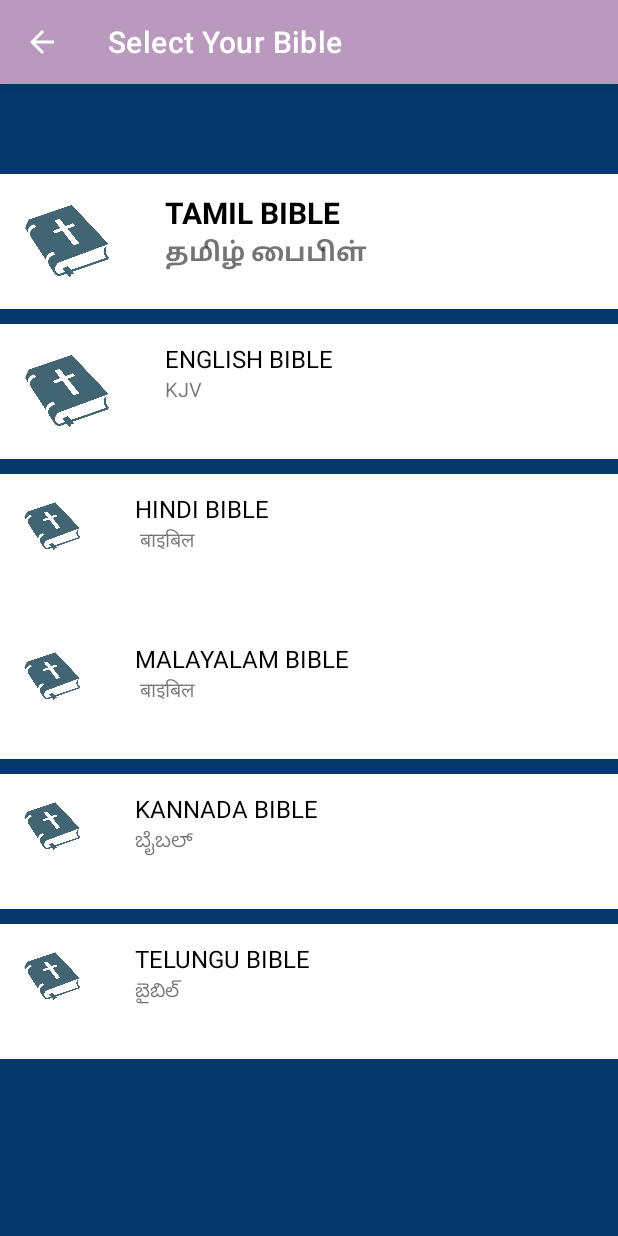
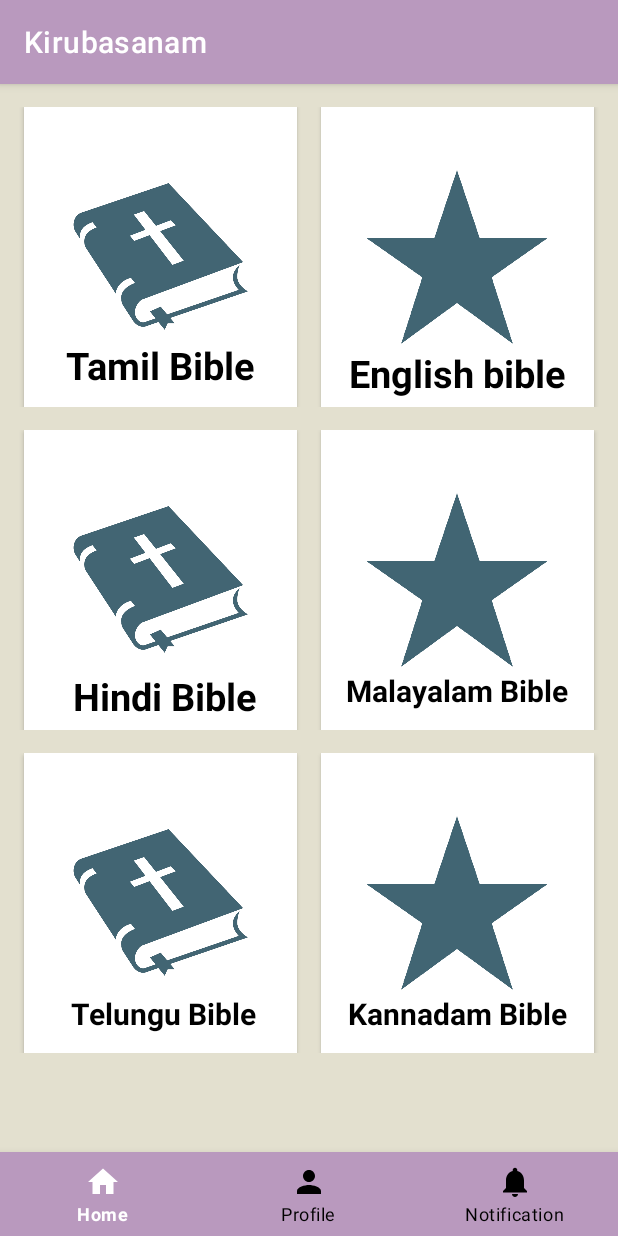
Before and after one commit to barbarian-vijin/kirubasanam4, an Android app: the screen it shows after launch (bibletypepage before the commit, bibleactivitypage after it), after a tap on an icon or button, on a phone screen of 412 x 824 dp. Run offline under Robolectric (Android 15) with nearby library versions, the phone set to English and light mode, and no system bars; libraries missing offline, so code that uses them is left out: com.viewpagerindicator; pictures from the network do not load; 4 statements that could not run were skipped.

Commit message:
bible activity page

```diff
--- a/app/src/main/java/com/example/kirubasanam/MainActivity.java
+++ b/app/src/main/java/com/example/kirubasanam/MainActivity.java
@@ -168,7 +168,7 @@ public class MainActivity extends AppCompatActivity {
             }
             //opening bible
             public void openbible() {
-                Intent intent = new Intent(this, bibletypepage.class);
+                Intent intent = new Intent(this, bibleactivitypage.class);
                 startActivity(intent);
             }
 
--- /dev/null
+++ b/app/src/main/java/com/example/kirubasanam/bibleactivitypage.java
@@ -0,0 +1,14 @@
+package com.example.kirubasanam;
+
+import androidx.appcompat.app.AppCompatActivity;
+
+import android.os.Bundle;
+
+public class bibleactivitypage extends AppCompatActivity {
+
+    @Override
+    protected void onCreate(Bundle savedInstanceState) {
+        super.onCreate(savedInstanceState);
+        setContentView(R.layout.activity_bibleactivitypage);
+    }
+}
--- a/app/src/main/java/com/example/kirubasanam/bibletypepage.java
+++ /dev/null
@@ -1,30 +0,0 @@
-package com.example.kirubasanam;
-
-import androidx.appcompat.app.AppCompatActivity;
-
-import android.content.Intent;
-import android.os.Bundle;
-import android.view.View;
-import android.widget.Button;
-
-public class bibletypepage extends AppCompatActivity {
-    private Button englishBible;
-    @Override
-    protected void onCreate(Bundle savedInstanceState) {
-        super.onCreate(savedInstanceState);
-        setContentView(R.layout.activity_bibletypepage);
-        getSupportActionBar().setTitle("Select Your Bible");
-        getSupportActionBar().setDisplayHomeAsUpEnabled(true);
-        englishBible = findViewById(R.id.btnEnglishbible);
-        englishBible.setOnClickListener(new View.OnClickListener() {
-            @Override
-            public void onClick(View v) {
-               openenglishbible();
-            }
-        });
-    }
-    private void openenglishbible() {
-        Intent intent = new Intent(this,Englishbible.class);
-        startActivity(intent);
-    }
-}
--- /dev/null
+++ b/app/src/main/res/layout/activity_bibleactivitypage.xml
@@ -0,0 +1,337 @@
+<?xml version="1.0" encoding="utf-8"?>
+<RelativeLayout xmlns:android="http://schemas.android.com/apk/res/android"
+    xmlns:app="http://schemas.android.com/apk/res-auto"
+    xmlns:tools="http://schemas.android.com/tools"
+    android:layout_width="match_parent"
+    android:layout_height="match_parent"
+    android:orientation="vertical"
+    android:background="#e3e0cf"
+    tools:context=".bibleactivitypage">
+
+
+<LinearLayout
+    android:layout_width="match_parent"
+    android:layout_height="match_parent"
+    android:orientation="vertical">
+
+    <LinearLayout
+        android:layout_marginTop="15dp"
+        android:layout_width="match_parent"
+        android:layout_height="200dp"
+        android:orientation="horizontal">
+
+        <androidx.cardview.widget.CardView
+            android:layout_width="0dp"
+            android:layout_height="200dp"
+            android:layout_marginLeft="16dp"
+            android:layout_marginRight="8dp"
+            android:layout_marginTop="0dp"
+            android:layout_weight="1"
+            app:cardCornerRadius="0dp">
+
+            <RelativeLayout
+                android:layout_width="match_parent"
+                android:layout_height="200dp">
+
+                <ImageView
+                    android:id="@+id/tamilbible"
+                    android:layout_width="120dp"
+                    android:layout_height="120dp"
+                    android:layout_centerInParent="true"
+                    android:src="@drawable/bible"></ImageView>
+
+                <TextView
+                    android:id="@+id/txttamilbible"
+                    android:layout_width="wrap_content"
+                    android:layout_height="wrap_content"
+                    android:layout_below="@+id/tamilbible"
+                    android:layout_centerInParent="true"
+                    android:layout_marginTop="-5dp"
+                    android:text="Tamil Bible"
+                    android:textColor="#000"
+                    android:textSize="25sp"
+                    android:textStyle="bold"></TextView>
+
+                <Button
+                    android:id="@+id/btntamilbible"
+                    android:layout_width="match_parent"
+                    android:layout_height="match_parent"
+                    android:background="@android:color/transparent"
+                    android:padding="20dp"></Button>
+
+
+            </RelativeLayout>
+
+
+        </androidx.cardview.widget.CardView>
+
+        <androidx.cardview.widget.CardView
+            android:layout_width="0dp"
+            android:layout_height="200dp"
+            android:layout_marginLeft="8dp"
+            android:layout_marginRight="16dp"
+            android:layout_weight="1"
+            app:cardCornerRadius="0dp"
+            android:layout_marginTop="0dp">
+
+            <RelativeLayout
+                android:layout_width="match_parent"
+                android:layout_height="match_parent"
+                >
+
+                <ImageView
+                    android:id="@+id/englishbible"
+                    android:layout_width="120dp"
+                    android:layout_height="120dp"
+                    android:layout_centerInParent="true"
+                    android:src="@drawable/favorites"></ImageView>
+
+                <TextView
+                    android:id="@+id/txtenglishbible"
+                    android:layout_width="wrap_content"
+                    android:layout_height="wrap_content"
+                    android:layout_below="@+id/englishbible"
+                    android:layout_centerInParent="true"
+                    android:layout_marginTop="0dp"
+                    android:text="English bible"
+                    android:textColor="#000"
+                    android:textSize="25sp"
+                    android:textStyle="bold"></TextView>
+
+                <Button
+                    android:id="@+id/btnenglishbible"
+                    android:layout_width="match_parent"
+                    android:layout_height="match_parent"
+                    android:background="@android:color/transparent"></Button>
+
+
+            </RelativeLayout>
+
+
+        </androidx.cardview.widget.CardView>
+
+
+
+
+
+
+    </LinearLayout>
+    <LinearLayout
+        android:layout_marginTop="15dp"
+        android:layout_width="match_parent"
+        android:layout_height="200dp"
+        android:orientation="horizontal">
+
+        <androidx.cardview.widget.CardView
+            android:layout_width="0dp"
+            android:layout_height="200dp"
+            android:layout_marginLeft="16dp"
+            android:layout_marginRight="8dp"
+            android:layout_marginTop="0dp"
+            android:layout_weight="1"
+            app:cardCornerRadius="0dp">
+
+            <RelativeLayout
+                android:layout_width="match_parent"
+                android:layout_height="200dp">
+
+                <ImageView
+                    android:id="@+id/hindibible"
+                    android:layout_width="120dp"
+                    android:layout_height="120dp"
+                    android:layout_centerInParent="true"
+                    android:src="@drawable/bible"></ImageView>
+
+                <TextView
+                    android:id="@+id/txthindibible"
+                    android:layout_width="wrap_content"
+                    android:layout_height="wrap_content"
+                    android:layout_below="@+id/hindibible"
+                    android:layout_centerInParent="true"
+                    android:layout_marginTop="0dp"
+                    android:text=" Hindi Bible"
+                    android:textColor="#000"
+                    android:textSize="25sp"
+                    android:textStyle="bold"></TextView>
+
+                <Button
+                    android:id="@+id/btnhindibible"
+                    android:layout_width="match_parent"
+                    android:layout_height="match_parent"
+                    android:background="@android:color/transparent"
+                    android:padding="20dp"></Button>
+
+
+            </RelativeLayout>
+
+
+        </androidx.cardview.widget.CardView>
+
+        <androidx.cardview.widget.CardView
+            android:layout_width="0dp"
+            android:layout_height="200dp"
+            android:layout_marginLeft="8dp"
+            android:layout_marginRight="16dp"
+            android:layout_weight="1"
+            app:cardCornerRadius="0dp"
+            android:layout_marginTop="0dp">
+
+            <RelativeLayout
+                android:layout_width="match_parent"
+                android:layout_height="match_parent"
+                >
+
+                <ImageView
+                    android:id="@+id/malayalambible"
+                    android:layout_width="120dp"
+                    android:layout_height="120dp"
+                    android:layout_centerInParent="true"
+                    android:src="@drawable/favorites"></ImageView>
+
+                <TextView
+                    android:id="@+id/txtmalayalambible"
+                    android:layout_width="wrap_content"
+                    android:layout_height="wrap_content"
+                    android:layout_below="@+id/malayalambible"
+                    android:layout_centerInParent="true"
+                    android:layout_marginTop="0dp"
+                    android:text="Malayalam Bible"
+                    android:textColor="#000"
+                    android:textSize="20sp"
+                    android:textStyle="bold"></TextView>
+
+                <Button
+                    android:id="@+id/btnmalayalambible"
+                    android:layout_width="match_parent"
+                    android:layout_height="match_parent"
+                    android:background="@android:color/transparent"></Button>
+
+
+            </RelativeLayout>
+
+
+        </androidx.cardview.widget.CardView>
+
+
+
+
+
+
+    </LinearLayout>
+    <LinearLayout
+        android:layout_marginTop="15dp"
+        android:layout_width="match_parent"
+        android:layout_height="200dp"
+        android:orientation="horizontal">
+
+        <androidx.cardview.widget.CardView
+            android:layout_width="0dp"
+            android:layout_height="200dp"
+            android:layout_marginLeft="16dp"
+            android:layout_marginRight="8dp"
+            android:layout_marginTop="0dp"
+            android:layout_weight="1"
+            app:cardCornerRadius="0dp">
+
+            <RelativeLayout
+                android:layout_width="match_parent"
+                android:layout_height="200dp">
+
+                <ImageView
+                    android:id="@+id/telungubible"
+                    android:layout_width="120dp"
+                    android:layout_height="120dp"
+                    android:layout_centerInParent="true"
+                    android:src="@drawable/bible"></ImageView>
+
+                <TextView
+                    android:id="@+id/txttelungubible"
+                    android:layout_width="wrap_content"
+                    android:layout_height="wrap_content"
+                    android:layout_below="@+id/telungubible"
+                    android:layout_centerInParent="true"
+                    android:layout_marginTop="0dp"
+                    android:text=" Telungu Bible"
+                    android:textColor="#000"
+                    android:textSize="20sp"
+                    android:textStyle="bold"></TextView>
+
+                <Button
+                    android:id="@+id/btntelungubible"
+                    android:layout_width="match_parent"
+                    android:layout_height="match_parent"
+                    android:background="@android:color/transparent"
+                    android:padding="20dp"></Button>
+
+
+            </RelativeLayout>
+
+
+        </androidx.cardview.widget.CardView>
+
+        <androidx.cardview.widget.CardView
+            android:layout_width="0dp"
+            android:layout_height="200dp"
+            android:layout_marginLeft="8dp"
+            android:layout_marginRight="16dp"
+            android:layout_weight="1"
+            app:cardCornerRadius="0dp"
+            android:layout_marginTop="0dp">
+
+            <RelativeLayout
+                android:layout_width="match_parent"
+                android:layout_height="match_parent"
+                >
+
+                <ImageView
+                    android:id="@+id/kanadambible"
+                    android:layout_width="120dp"
+                    android:layout_height="120dp"
+                    android:layout_centerInParent="true"
+                    android:src="@drawable/favorites"></ImageView>
+
+                <TextView
+                    android:id="@+id/txtkanadambible"
+                    android:layout_width="wrap_content"
+                    android:layout_height="wrap_content"
+                    android:layout_below="@+id/kanadambible"
+                    android:layout_centerInParent="true"
+                    android:layout_marginTop="0dp"
+                    android:text="Kannadam Bible"
+                    android:textColor="#000"
+                    android:textSize="20sp"
+                    android:textStyle="bold"></TextView>
+
+                <Button
+                    android:id="@+id/btnfavorites"
+                    android:layout_width="match_parent"
+                    android:layout_height="match_parent"
+                    android:background="@android:color/transparent"></Button>
+
+
+            </RelativeLayout>
+
+
+        </androidx.cardview.widget.CardView>
+
+
+
+
+
+
+    </LinearLayout>
+</LinearLayout>
+
+    <com.google.android.material.bottomnavigation.BottomNavigationView
+        android:id="@+id/bottom_navigator"
+        android:layout_width="match_parent"
+        android:layout_height="wrap_content"
+        android:layout_alignParentBottom="true"
+        android:layout_marginBottom="0dp"
+        app:itemBackground="@color/purple_200"
+        app:itemIconTint="@drawable/selector"
+        app:itemTextColor="@drawable/selector"
+        app:menu="@menu/menu" />
+
+
+</RelativeLayout>
--- a/app/src/main/res/layout/activity_bibletypepage.xml
+++ /dev/null
@@ -1,254 +0,0 @@
-<?xml version="1.0" encoding="utf-8"?>
-<androidx.constraintlayout.widget.ConstraintLayout xmlns:android="http://schemas.android.com/apk/res/android"
-    xmlns:tools="http://schemas.android.com/tools"
-    android:layout_width="match_parent"
-    android:layout_height="match_parent"
-    android:background="#05386B"
-    xmlns:app="http://schemas.android.com/apk/res-auto">
-    <RelativeLayout
-        android:id="@+id/tamilbibledata"
-        android:layout_width="match_parent"
-        android:layout_marginTop="60dp"
-        app:layout_constraintTop_toTopOf="parent"
-        android:background="#fff"
-        android:layout_height="90dp">
-
-        <de.hdodenhof.circleimageview.CircleImageView
-            android:id="@+id/imageview"
-            android:layout_width="90dp"
-            android:layout_height="90dp"
-            android:padding="15dp"
-            android:src="@drawable/bible" />
-
-        <TextView
-            android:id="@+id/tamil_bible"
-            android:layout_width="match_parent"
-            android:layout_height="wrap_content"
-            android:layout_marginLeft="20dp"
-            android:layout_marginTop="12dp"
-            android:layout_toRightOf="@+id/imageview"
-            android:fontFamily="sans-serif"
-            android:text="TAMIL BIBLE"
-            android:textColor="#000"
-            android:textSize="20sp"
-            android:textStyle="bold"></TextView>
-
-        <TextView
-            android:id="@+id/tamilbibleintamil"
-            android:layout_width="match_parent"
-            android:layout_height="wrap_content"
-            android:layout_below="@+id/tamil_bible"
-            android:layout_marginLeft="20dp"
-            android:layout_toRightOf="@+id/imageview"
-            android:text="தமிழ் பைபிள்"
-            android:textSize="17sp"
-            android:textStyle="bold"></TextView>
-
-
-    </RelativeLayout>
-
-    <RelativeLayout
-        android:layout_width="match_parent"
-        android:layout_marginTop="160dp"
-        app:layout_constraintTop_toTopOf="parent"
-        android:background="#fff"
-        android:layout_height="90dp">
-
-        <Button
-            android:id="@+id/btnEnglishbible"
-            android:layout_width="match_parent"
-            android:layout_height="match_parent"
-            android:background="@android:color/transparent"></Button>
-
-        <de.hdodenhof.circleimageview.CircleImageView
-            android:id="@+id/bibleimage"
-            android:layout_width="90dp"
-            android:layout_height="90dp"
-            android:padding="15dp"
-            android:src="@drawable/bible" />
-
-        <TextView
-            android:id="@+id/english_bible"
-            android:layout_width="match_parent"
-            android:layout_height="wrap_content"
-            android:layout_marginLeft="20dp"
-            android:layout_marginTop="12dp"
-            android:layout_toRightOf="@+id/bibleimage"
-            android:fontFamily="sans-serif"
-            android:text="ENGLISH BIBLE"
-            android:textColor="#000"
-            android:textSize="16sp"></TextView>
-
-        <TextView
-            android:id="@+id/tamilbibleinenglish"
-            android:layout_width="match_parent"
-            android:layout_height="wrap_content"
-            android:layout_below="@+id/english_bible"
-            android:layout_marginLeft="20dp"
-            android:layout_toRightOf="@+id/bibleimage"
-            android:text="KJV"
-            android:textSize="13sp"></TextView>
-
-
-    </RelativeLayout>
-    <RelativeLayout
-        android:id="@+id/hindibibledata"
-        android:layout_width="match_parent"
-        android:layout_marginTop="260dp"
-        app:layout_constraintTop_toTopOf="parent"
-        android:background="#fff"
-        android:layout_height="100dp">
-
-        <de.hdodenhof.circleimageview.CircleImageView
-            android:id="@+id/hindiImage"
-            android:layout_width="70dp"
-            android:layout_height="70dp"
-            android:padding="15dp"
-            android:src="@drawable/bible" />
-
-        <TextView
-            android:id="@+id/hindi_bible"
-            android:layout_width="match_parent"
-            android:layout_height="wrap_content"
-            android:layout_marginLeft="20dp"
-            android:layout_marginTop="12dp"
-            android:layout_toRightOf="@+id/hindiImage"
-            android:fontFamily="sans-serif"
-            android:text="HINDI BIBLE"
-            android:textColor="#000"
-            android:textSize="16sp"></TextView>
-
-        <TextView
-            android:id="@+id/tamilbibleinHindi"
-            android:layout_width="match_parent"
-            android:layout_height="wrap_content"
-            android:layout_below="@+id/hindi_bible"
-            android:layout_marginLeft="20dp"
-            android:layout_toRightOf="@+id/hindiImage"
-            android:text="
-बाइबिल"
-            android:textSize="13sp"></TextView>
-
-
-    </RelativeLayout>
-    <RelativeLayout
-        android:id="@+id/malayalambibledata"
-        android:layout_width="match_parent"
-        android:layout_marginTop="360dp"
-        app:layout_constraintTop_toTopOf="parent"
-        android:background="#fff"
-        android:layout_height="90dp">
-
-        <de.hdodenhof.circleimageview.CircleImageView
-            android:id="@+id/malayalamImage"
-            android:layout_width="70dp"
-            android:layout_height="70dp"
-            android:padding="15dp"
-            android:src="@drawable/bible" />
-
-        <TextView
-            android:id="@+id/malayalam_bible"
-            android:layout_width="match_parent"
-            android:layout_height="wrap_content"
-            android:layout_marginLeft="20dp"
-            android:layout_marginTop="12dp"
-            android:layout_toRightOf="@+id/malayalamImage"
-            android:fontFamily="sans-serif"
-            android:text="MALAYALAM BIBLE"
-            android:textColor="#000"
-            android:textSize="16sp"></TextView>
-
-        <TextView
-            android:id="@+id/tamilbibleinMalayalam"
-            android:layout_width="match_parent"
-            android:layout_height="wrap_content"
-            android:layout_below="@+id/malayalam_bible"
-            android:layout_marginLeft="20dp"
-            android:layout_toRightOf="@+id/malayalamImage"
-            android:text="
-बाइबिल"
-            android:textSize="13sp"></TextView>
-
-
-    </RelativeLayout>
-    <RelativeLayout
-        android:id="@+id/kannadabibledata"
-        android:layout_width="match_parent"
-        android:layout_marginTop="460dp"
-        app:layout_constraintTop_toTopOf="parent"
-        android:background="#fff"
-        android:layout_height="90dp">
-
-        <de.hdodenhof.circleimageview.CircleImageView
-            android:id="@+id/kannadamImage"
-            android:layout_width="70dp"
-            android:layout_height="70dp"
-            android:padding="15dp"
-            android:src="@drawable/bible" />
-
-        <TextView
-            android:id="@+id/kannadam_bible"
-            android:layout_width="match_parent"
-            android:layout_height="wrap_content"
-            android:layout_marginLeft="20dp"
-            android:layout_marginTop="12dp"
-            android:layout_toRightOf="@+id/kannadamImage"
-            android:fontFamily="sans-serif"
-            android:text="KANNADA BIBLE"
-            android:textColor="#000"
-            android:textSize="16sp"></TextView>
-
-        <TextView
-            android:id="@+id/tamilbibleinKannadam"
-            android:layout_width="match_parent"
-            android:layout_height="wrap_content"
-            android:layout_below="@+id/kannadam_bible"
-            android:layout_marginLeft="20dp"
-            android:layout_toRightOf="@+id/kannadamImage"
-            android:text="ಬೈಬಲ್"
-            android:textSize="13sp"></TextView>
-
-
-    </RelativeLayout>
-    <RelativeLayout
-        android:id="@+id/telungubibledata"
-        android:layout_width="match_parent"
-        android:layout_marginTop="560dp"
-        app:layout_constraintTop_toTopOf="parent"
-        android:background="#fff"
-        android:layout_marginRight="0dp"
-        android:layout_marginLeft="0dp"
-        android:layout_height="90dp">
-
-        <de.hdodenhof.circleimageview.CircleImageView
-            android:id="@+id/TelunguImage"
-            android:layout_width="70dp"
-            android:layout_height="70dp"
-            android:padding="15dp"
-            android:src="@drawable/bible" />
-
-        <TextView
-            android:id="@+id/telungu_bible"
-            android:layout_width="match_parent"
-            android:layout_height="wrap_content"
-            android:layout_marginLeft="20dp"
-            android:layout_marginTop="12dp"
-            android:layout_toRightOf="@+id/TelunguImage"
-            android:fontFamily="sans-serif"
-            android:text="TELUNGU BIBLE"
-            android:textColor="#000"
-            android:textSize="16sp"></TextView>
-
-        <TextView
-            android:id="@+id/tamilbibleinTelungu"
-            android:layout_width="match_parent"
-            android:layout_height="wrap_content"
-            android:layout_below="@+id/telungu_bible"
-            android:layout_marginLeft="20dp"
-            android:layout_toRightOf="@+id/TelunguImage"
-            android:text="బైబిల్"
-            android:textSize="13sp"></TextView>
-
-
-    </RelativeLayout>
-</androidx.constraintlayout.widget.ConstraintLayout>
--- a/app/src/main/res/layout/activity_bottom_navigation.xml
+++ b/app/src/main/res/layout/activity_bottom_navigation.xml
@@ -7,11 +7,6 @@
     tools:context=".Bottom_navigation">
 
 
-    <TextView
-        android:layout_width="wrap_content"
-        android:layout_height="wrap_content"
-        android:text="Home"
-        android:textSize="50sp" />
 
     <com.google.android.material.bottomnavigation.BottomNavigationView
         android:id="@+id/bottom_navigator"
```
Also changed, not shown: app/src/main/AndroidManifest.xml (+6 -7 lines).
